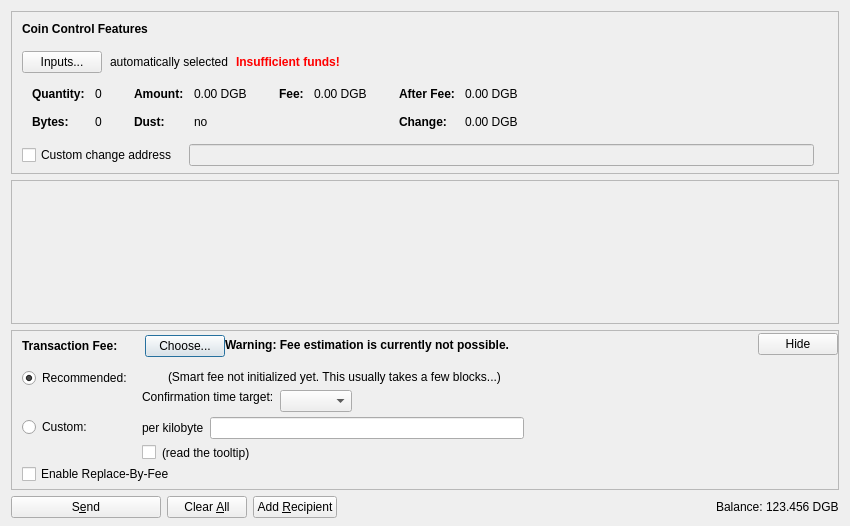
Old version of the form src/qt/forms/sendcoinsdialog.ui in the repository digibyte/digibyte.
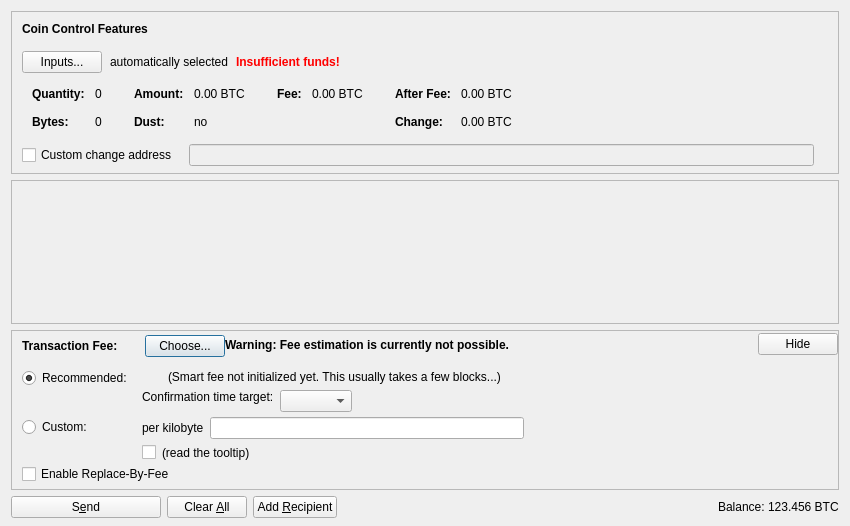
New version of the form. Icons and pictures are not drawn. Custom widgets are drawn as their Qt base class.

```diff
--- a/src/qt/forms/sendcoinsdialog.ui
+++ b/src/qt/forms/sendcoinsdialog.ui
@@ -324,7 +324,7 @@
                   <enum>Qt::ActionsContextMenu</enum>
                  </property>
                  <property name="text">
-                  <string notr="true">0.00 DGB</string>
+                  <string notr="true">0.00 BTC</string>
                  </property>
                  <property name="textInteractionFlags">
                   <set>Qt::LinksAccessibleByMouse|Qt::TextSelectableByKeyboard|Qt::TextSelectableByMouse</set>
@@ -404,7 +404,7 @@
                   <enum>Qt::ActionsContextMenu</enum>
                  </property>
                  <property name="text">
-                  <string notr="true">0.00 DGB</string>
+                  <string notr="true">0.00 BTC</string>
                  </property>
                  <property name="textInteractionFlags">
                   <set>Qt::LinksAccessibleByMouse|Qt::TextSelectableByKeyboard|Qt::TextSelectableByMouse</set>
@@ -455,7 +455,7 @@
                   <enum>Qt::ActionsContextMenu</enum>
                  </property>
                  <property name="text">
-                  <string notr="true">0.00 DGB</string>
+                  <string notr="true">0.00 BTC</string>
                  </property>
                  <property name="textInteractionFlags">
                   <set>Qt::LinksAccessibleByMouse|Qt::TextSelectableByKeyboard|Qt::TextSelectableByMouse</set>
@@ -484,7 +484,7 @@
                   <enum>Qt::ActionsContextMenu</enum>
                  </property>
                  <property name="text">
-                  <string notr="true">0.00 DGB</string>
+                  <string notr="true">0.00 BTC</string>
                  </property>
                  <property name="textInteractionFlags">
                   <set>Qt::LinksAccessibleByMouse|Qt::TextSelectableByKeyboard|Qt::TextSelectableByMouse</set>
@@ -1247,7 +1247,7 @@
           <cursorShape>IBeamCursor</cursorShape>
          </property>
          <property name="text">
-          <string notr="true">123.456 DGB</string>
+          <string notr="true">123.456 BTC</string>
          </property>
          <property name="textInteractionFlags">
           <set>Qt::LinksAccessibleByMouse|Qt::TextSelectableByKeyboard|Qt::TextSelectableByMouse</set>
```
Left out of the diff: 4 changed lines with no effect on the pictures.
